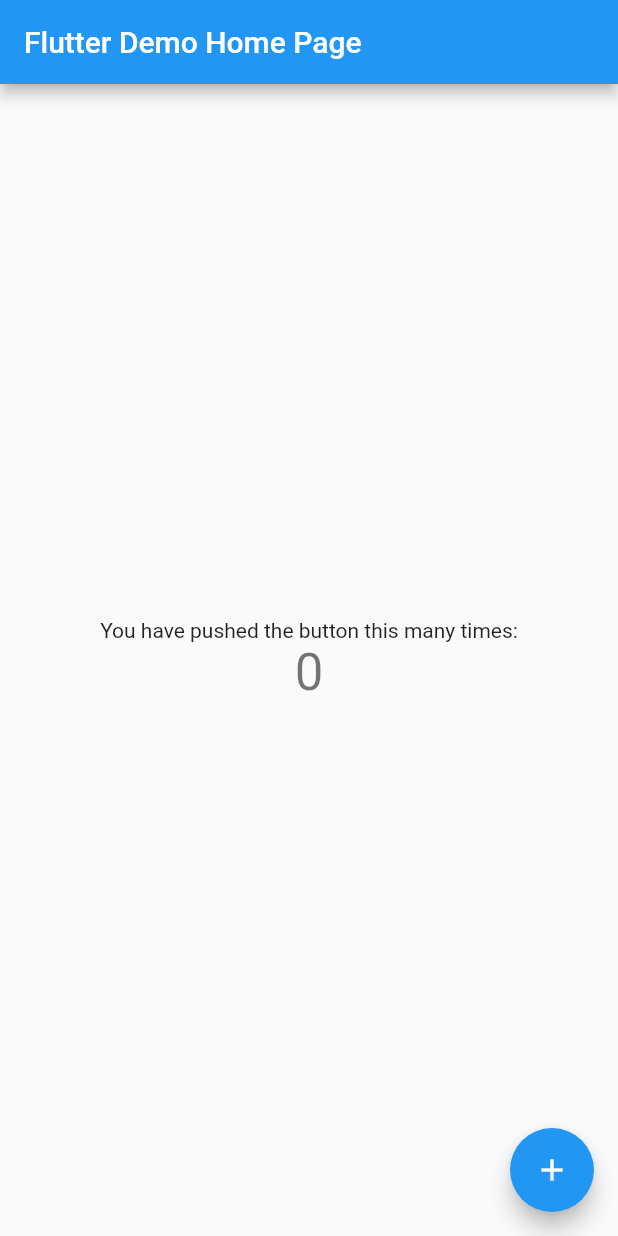
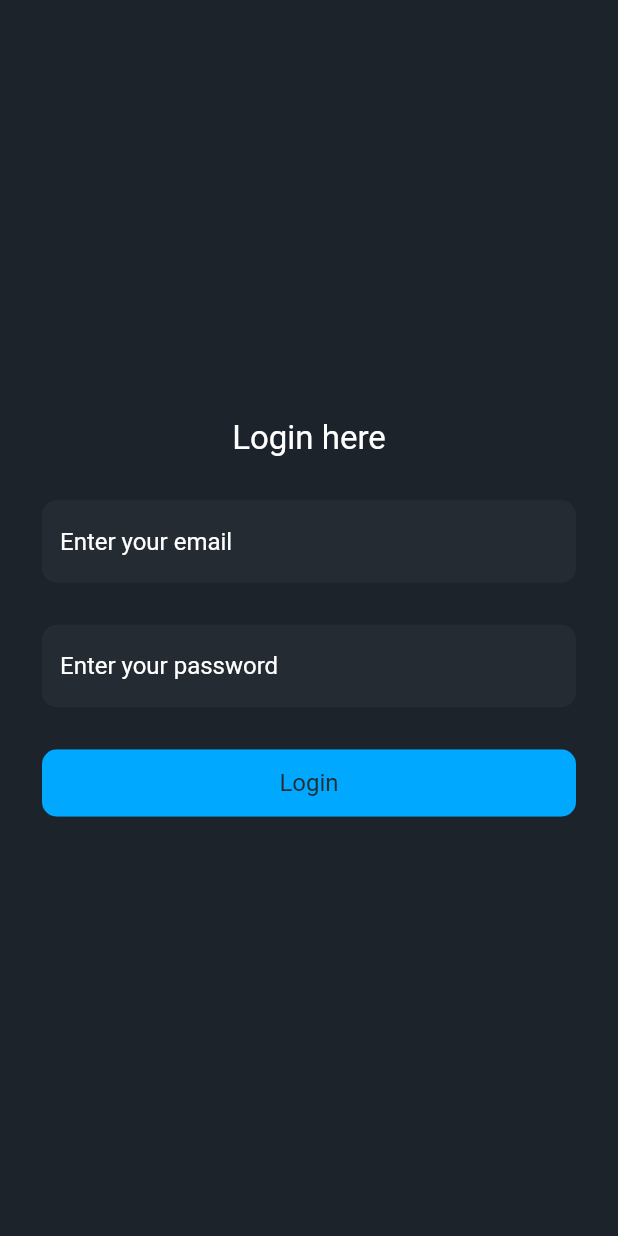
Before and after one commit to izaanjahangir/flutter-chat-app, a Flutter app: the screen it shows after launch, on a phone screen of 412 x 824 dp. Run offline on Flutter 3.47's test engine with Material 2 defaults, Android fonts, the phone set to English and light mode, and no system bars.

Commit message:
added basic login screen

```diff
--- /dev/null
+++ b/lib/components/button/button.dart
@@ -0,0 +1,33 @@
+import 'package:chat_app/config/theme_colors.dart';
+import 'package:chat_app/config/theme_sizes.dart';
+import 'package:flutter/material.dart';
+
+class Button extends StatelessWidget {
+  final String label;
+
+  Button({
+    required this.label,
+  });
+
+  @override
+  Widget build(BuildContext context) {
+    return ClipRRect(
+      borderRadius: BorderRadius.circular(small_radius),
+      child: Material(
+        color: light_blue,
+        child: InkWell(
+          onTap: () {},
+          child: Container(
+            width: double.infinity,
+            height: 45,
+            child: Center(
+                child: Text(
+              label,
+              style: TextStyle(color: light_black, fontSize: normal_font),
+            )),
+          ),
+        ),
+      ),
+    );
+  }
+}
--- /dev/null
+++ b/lib/components/text_input/text_input.dart
@@ -0,0 +1,38 @@
+import 'package:chat_app/config/theme_colors.dart';
+import 'package:chat_app/config/theme_sizes.dart';
+import 'package:flutter/material.dart';
+
+class TextInput extends StatelessWidget {
+  final String placeholder;
+  final bool obscureText;
+  // final OutlineInputBorder border = OutlineInputBorder(
+  //     borderRadius: BorderRadius.circular(10),
+  //     borderSide: BorderSide(color: light_white, width: 0.5));
+  final OutlineInputBorder border = OutlineInputBorder(
+      borderRadius: BorderRadius.circular(small_radius),
+      borderSide: BorderSide.none);
+
+  TextInput({required this.placeholder, this.obscureText = false});
+
+  @override
+  Widget build(BuildContext context) {
+    return TextFormField(
+      style: TextStyle(color: white, fontSize: normal_font),
+      obscureText: obscureText,
+      decoration: InputDecoration(
+          hintText: placeholder,
+          hintStyle: TextStyle(color: white),
+          contentPadding: const EdgeInsets.only(left: 12, bottom: 18, top: 18),
+          enabledBorder: border,
+          filled: true,
+          fillColor: light_black,
+          focusedBorder: border,
+          focusColor: Colors.transparent),
+      validator: (String? value) {
+        return (value != null && value.contains('@'))
+            ? 'Do not use the @ char.'
+            : null;
+      },
+    );
+  }
+}
--- /dev/null
+++ b/lib/config/theme_colors.dart
@@ -0,0 +1,7 @@
+import 'package:flutter/material.dart';
+
+const Color light_black = Color(0xff252b32);
+const Color dark_black = Color(0xff1d232a);
+const Color white = Colors.white;
+const Color light_white = Color.fromRGBO(255, 255, 255, 0.3);
+const Color light_blue = Color(0xff00a8ff);
--- /dev/null
+++ b/lib/config/theme_sizes.dart
@@ -0,0 +1,5 @@
+const double medium_font = 22;
+const double normal_font = 16;
+
+const double medium_space = 28;
+const double small_radius = 10;
--- a/lib/main.dart
+++ b/lib/main.dart
@@ -1,3 +1,4 @@
+import 'package:chat_app/screens/login/login.dart';
 import 'package:flutter/material.dart';
 
 void main() {
@@ -5,109 +6,17 @@ void main() {
 }
 
 class MyApp extends StatelessWidget {
-  // This widget is the root of your application.
   @override
   Widget build(BuildContext context) {
     return MaterialApp(
-      title: 'Flutter Demo',
+      title: 'Chat application',
       theme: ThemeData(
-        // This is the theme of your application.
-        //
-        // Try running your application with "flutter run". You'll see the
-        // application has a blue toolbar. Then, without quitting the app, try
-        // changing the primarySwatch below to Colors.green and then invoke
-        // "hot reload" (press "r" in the console where you ran "flutter run",
-        // or simply save your changes to "hot reload" in a Flutter IDE).
-        // Notice that the counter didn't reset back to zero; the application
-        // is not restarted.
         primarySwatch: Colors.blue,
       ),
-      home: MyHomePage(title: 'Flutter Demo Home Page'),
+      initialRoute: '/',
+      routes: {
+        '/': (context) => Login(),
+      },
     );
   }
 }
-
-class MyHomePage extends StatefulWidget {
-  MyHomePage({Key? key, required this.title}) : super(key: key);
-
-  // This widget is the home page of your application. It is stateful, meaning
-  // that it has a State object (defined below) that contains fields that affect
-  // how it looks.
-
-  // This class is the configuration for the state. It holds the values (in this
-  // case the title) provided by the parent (in this case the App widget) and
-  // used by the build method of the State. Fields in a Widget subclass are
-  // always marked "final".
-
-  final String title;
-
-  @override
-  _MyHomePageState createState() => _MyHomePageState();
-}
-
-class _MyHomePageState extends State<MyHomePage> {
-  int _counter = 0;
-
-  void _incrementCounter() {
-    setState(() {
-      // This call to setState tells the Flutter framework that something has
-      // changed in this State, which causes it to rerun the build method below
-      // so that the display can reflect the updated values. If we changed
-      // _counter without calling setState(), then the build method would not be
-      // called again, and so nothing would appear to happen.
-      _counter++;
-    });
-  }
-
-  @override
-  Widget build(BuildContext context) {
-    // This method is rerun every time setState is called, for instance as done
-    // by the _incrementCounter method above.
-    //
-    // The Flutter framework has been optimized to make rerunning build methods
-    // fast, so that you can just rebuild anything that needs updating rather
-    // than having to individually change instances of widgets.
-    return Scaffold(
-      appBar: AppBar(
-        // Here we take the value from the MyHomePage object that was created by
-        // the App.build method, and use it to set our appbar title.
-        title: Text(widget.title),
-      ),
-      body: Center(
-        // Center is a layout widget. It takes a single child and positions it
-        // in the middle of the parent.
-        child: Column(
-          // Column is also a layout widget. It takes a list of children and
-          // arranges them vertically. By default, it sizes itself to fit its
-          // children horizontally, and tries to be as tall as its parent.
-          //
-          // Invoke "debug painting" (press "p" in the console, choose the
-          // "Toggle Debug Paint" action from the Flutter Inspector in Android
-          // Studio, or the "Toggle Debug Paint" command in Visual Studio Code)
-          // to see the wireframe for each widget.
-          //
-          // Column has various properties to control how it sizes itself and
-          // how it positions its children. Here we use mainAxisAlignment to
-          // center the children vertically; the main axis here is the vertical
-          // axis because Columns are vertical (the cross axis would be
-          // horizontal).
-          mainAxisAlignment: MainAxisAlignment.center,
-          children: <Widget>[
-            Text(
-              'You have pushed the button this many times:',
-            ),
-            Text(
-              '$_counter',
-              style: Theme.of(context).textTheme.headline4,
-            ),
-          ],
-        ),
-      ),
-      floatingActionButton: FloatingActionButton(
-        onPressed: _incrementCounter,
-        tooltip: 'Increment',
-        child: Icon(Icons.add),
-      ), // This trailing comma makes auto-formatting nicer for build methods.
-    );
-  }
-}
--- /dev/null
+++ b/lib/screens/home/home.dart
@@ -0,0 +1,14 @@
+import 'package:flutter/material.dart';
+
+class Home extends StatelessWidget {
+  @override
+  Widget build(BuildContext context) {
+    return Scaffold(
+      body: SafeArea(
+        child: Container(
+          child: Text("Home"),
+        ),
+      ),
+    );
+  }
+}
--- /dev/null
+++ b/lib/screens/login/login.dart
@@ -0,0 +1,63 @@
+import 'package:chat_app/components/button/button.dart';
+import 'package:chat_app/components/text_input/text_input.dart';
+import 'package:chat_app/config/theme_sizes.dart';
+import 'package:chat_app/utils/helpers.dart';
+import 'package:flutter/material.dart';
+import 'package:chat_app/config/theme_colors.dart';
+
+class Login extends StatefulWidget {
+  @override
+  _LoginState createState() => _LoginState();
+}
+
+class _LoginState extends State<Login> {
+  final _formKey = GlobalKey<FormState>();
+
+  @override
+  Widget build(BuildContext context) {
+    return SafeArea(
+      child: GestureDetector(
+        onTap: () {
+          Helpers.dismissKeyboardOnTap(context);
+        },
+        child: Scaffold(
+          body: Container(
+            width: double.infinity,
+            padding: const EdgeInsets.symmetric(horizontal: medium_space),
+            child: Column(
+              mainAxisAlignment: MainAxisAlignment.center,
+              children: [
+                Text(
+                  "Login here",
+                  style: TextStyle(color: white, fontSize: medium_font),
+                ),
+                SizedBox(
+                  height: medium_space,
+                ),
+                Form(
+                    key: _formKey,
+                    child: Column(
+                      children: [
+                        TextInput(placeholder: "Enter your email"),
+                        SizedBox(
+                          height: medium_space,
+                        ),
+                        TextInput(
+                          placeholder: "Enter your password",
+                          obscureText: true,
+                        ),
+                        SizedBox(
+                          height: medium_space,
+                        ),
+                        Button(label: "Login")
+                      ],
+                    ))
+              ],
+            ),
+            color: dark_black,
+          ),
+        ),
+      ),
+    );
+  }
+}
--- /dev/null
+++ b/lib/utils/helpers.dart
@@ -0,0 +1,11 @@
+import 'package:flutter/material.dart';
+
+class Helpers {
+  static void dismissKeyboardOnTap(BuildContext context) {
+    FocusScopeNode currentFocus = FocusScope.of(context);
+
+    if (!currentFocus.hasPrimaryFocus && currentFocus.focusedChild != null) {
+      FocusManager.instance.primaryFocus!.unfocus();
+    }
+  }
+}
```
